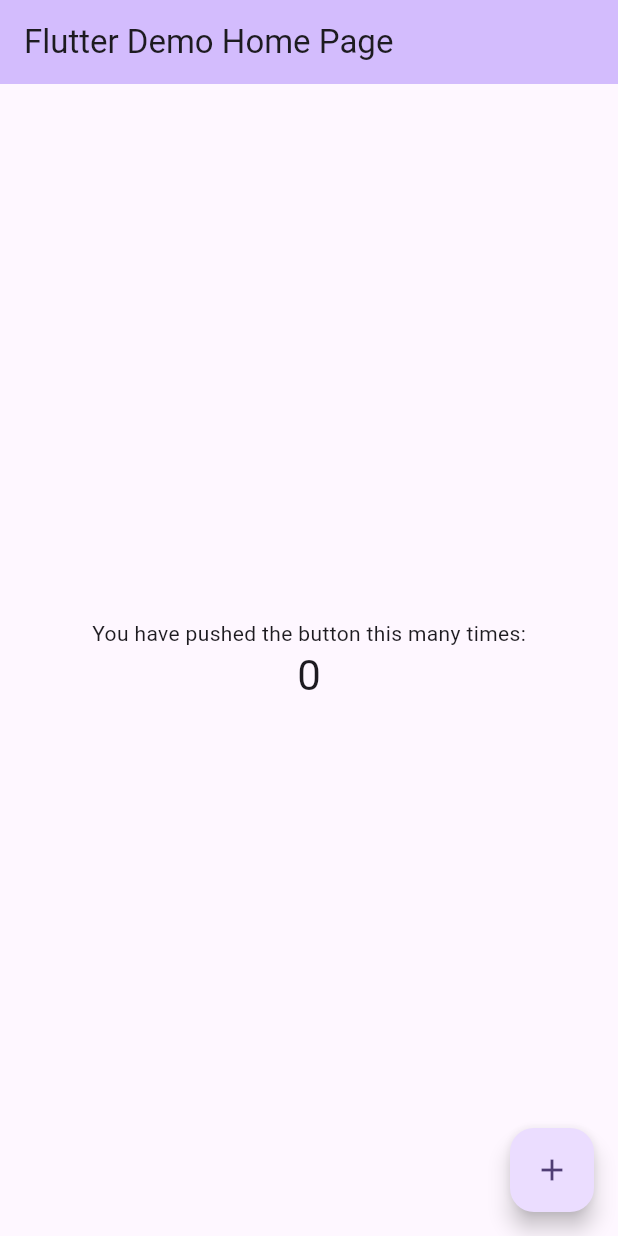
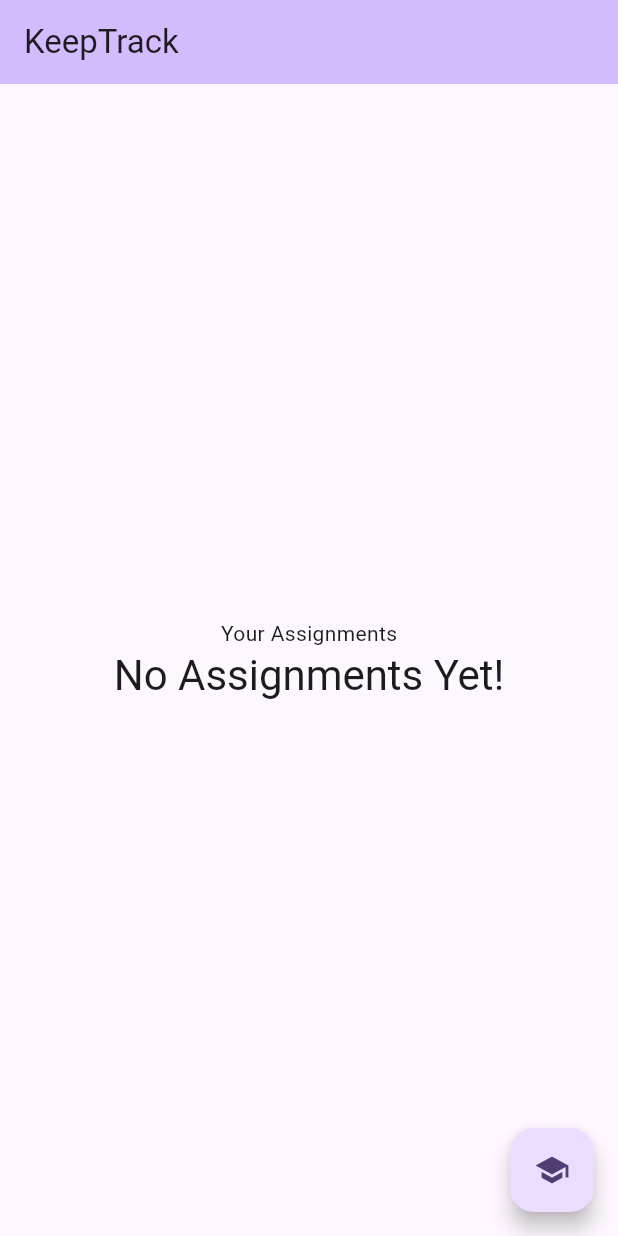
Before and after one commit to Taqiyya1/KeepTrack, a Flutter app: the screen it shows after launch, on a phone screen of 412 x 824 dp. Run offline on Flutter 3.47's test engine with Material 3 defaults, Android fonts, the phone set to English and light mode, and no system bars.

Commit message:
Updated KeepTrack app

```diff
--- a/lib/main.dart
+++ b/lib/main.dart
@@ -11,7 +11,7 @@
   @override
   Widget build(BuildContext context) {
     return MaterialApp(
-      title: 'Flutter Demo',
+      title: 'KeepTrack',
       theme: ThemeData(
         // This is the theme of your application.
         //
@@ -30,7 +30,7 @@
         // tested with just a hot reload.
         colorScheme: .fromSeed(seedColor: Colors.deepPurple),
       ),
-      home: const MyHomePage(title: 'Flutter Demo Home Page'),
+      home: const MyHomePage(title: 'KeepTrack'),
     );
   }
 }
@@ -104,9 +104,9 @@
           // wireframe for each widget.
           mainAxisAlignment: .center,
           children: [
-            const Text('You have pushed the button this many times:'),
+            const Text('Your Assignments'),
             Text(
-              '$_counter',
+              'No Assignments Yet!',
               style: Theme.of(context).textTheme.headlineMedium,
             ),
           ],
@@ -115,7 +115,7 @@
       floatingActionButton: FloatingActionButton(
         onPressed: _incrementCounter,
         tooltip: 'Increment',
-        child: const Icon(Icons.add),
+        child: const Icon(Icons.school),
       ),
     );
   }
```
Also changed, not shown: lib/screens/ai.dart (added), lib/screens/assignments.dart (added), lib/screens/calendar.dart (added), lib/screens/home.dart (added), lib/screens/profile.dart (added).
